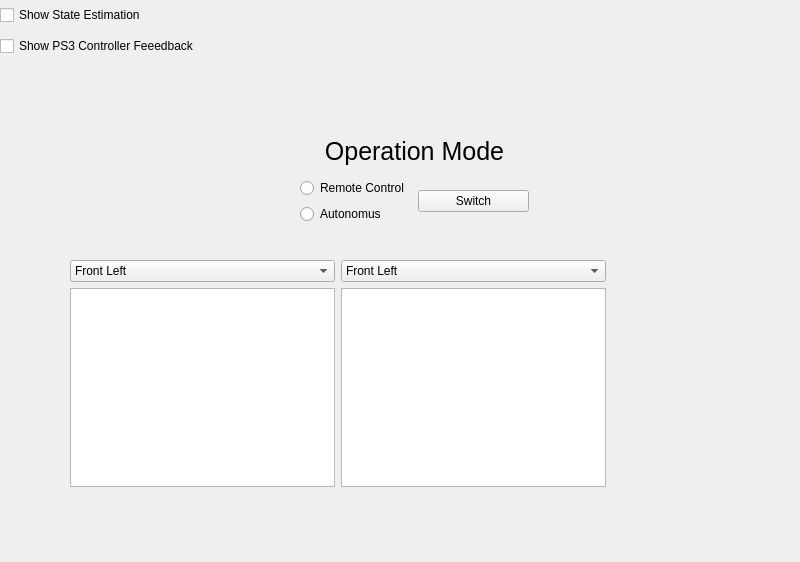
Above: UI/QT design/Test Interface.ui from mcgill-robotics-archive/auv-2014 before the change. Below: the same form after it.
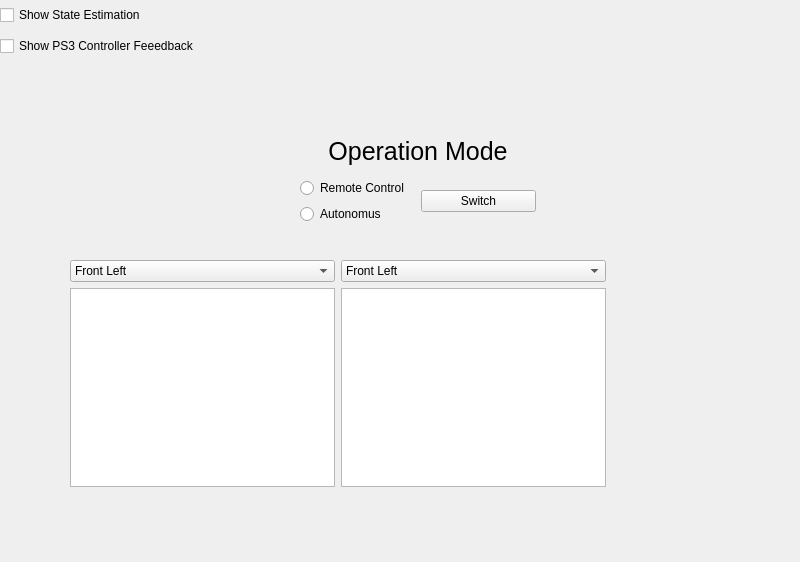
That is the form after the change. Icons and pictures are not drawn.

Commit message: More Qt&PyQt tests

The edit to the form file:
```diff
--- a/UI/QT design/Test Interface.ui
+++ b/UI/QT design/Test Interface.ui
@@ -53,7 +53,7 @@
      <rect>
       <x>0</x>
       <y>0</y>
-      <width>223</width>
+      <width>249</width>
       <height>61</height>
      </rect>
     </property>
@@ -104,7 +104,7 @@
      <rect>
       <x>300</x>
       <y>130</y>
-      <width>229</width>
+      <width>236</width>
       <height>94</height>
      </rect>
     </property>
@@ -251,30 +251,6 @@
      </item>
     </layout>
    </widget>
-   <widget class="QWidget" name="gridLayoutWidget">
-    <property name="geometry">
-     <rect>
-      <x>40</x>
-      <y>110</y>
-      <width>541</width>
-      <height>401</height>
-     </rect>
-    </property>
-    <layout class="QGridLayout" name="gridLayout">
-     <item row="1" column="1">
-      <widget class="QWidget" name="widget_2" native="true"/>
-     </item>
-     <item row="0" column="0">
-      <widget class="QWidget" name="widget_3" native="true"/>
-     </item>
-     <item row="1" column="0">
-      <widget class="QWidget" name="widget_4" native="true"/>
-     </item>
-     <item row="0" column="1">
-      <widget class="QWidget" name="widget" native="true"/>
-     </item>
-    </layout>
-   </widget>
   </widget>
   <widget class="QMenuBar" name="menubar">
    <property name="geometry">
```
Left out of the diff: 2 changed lines with no effect on the pictures. The commit also changes 4 other files.
